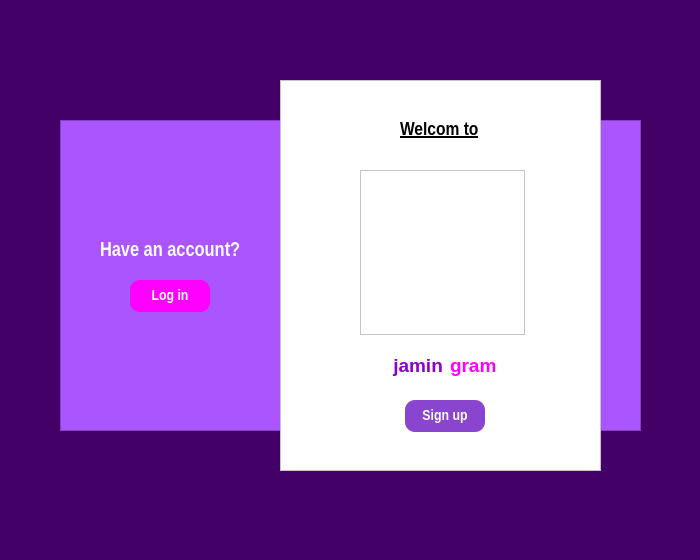
The window that jamin-gram/first_page.ui (raminLgh/jamin-gram) describes before a commit, drawn with Qt 5.
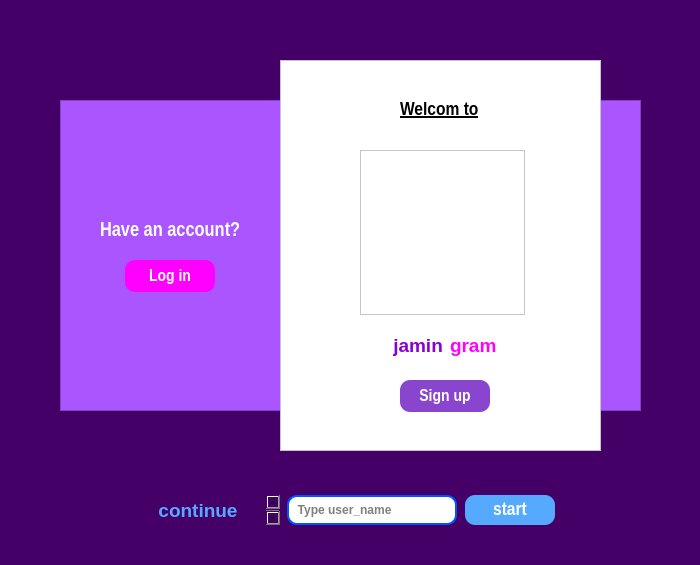
The same window after the commit. Icons and pictures are not drawn.

```diff
--- a/jamin-gram/first_page.ui
+++ b/jamin-gram/first_page.ui
@@ -7,19 +7,19 @@
     <x>0</x>
     <y>0</y>
     <width>700</width>
-    <height>560</height>
+    <height>565</height>
    </rect>
   </property>
   <property name="minimumSize">
    <size>
     <width>700</width>
-    <height>560</height>
+    <height>565</height>
    </size>
   </property>
   <property name="maximumSize">
    <size>
     <width>700</width>
-    <height>560</height>
+    <height>565</height>
    </size>
   </property>
   <property name="windowTitle">
@@ -37,14 +37,13 @@
     <property name="geometry">
      <rect>
       <x>60</x>
-      <y>120</y>
+      <y>100</y>
       <width>581</width>
       <height>311</height>
      </rect>
     </property>
     <property name="font">
      <font>
-      <weight>75</weight>
       <bold>true</bold>
      </font>
     </property>
@@ -63,7 +62,7 @@
     <property name="geometry">
      <rect>
       <x>280</x>
-      <y>80</y>
+      <y>60</y>
       <width>321</width>
       <height>391</height>
      </rect>
@@ -82,7 +81,7 @@
     <property name="geometry">
      <rect>
       <x>100</x>
-      <y>230</y>
+      <y>210</y>
       <width>141</width>
       <height>41</height>
      </rect>
@@ -91,7 +90,6 @@
      <font>
       <family>Arial Narrow</family>
       <pointsize>15</pointsize>
-      <weight>75</weight>
       <bold>true</bold>
      </font>
     </property>
@@ -107,17 +105,16 @@
    <widget class="QPushButton" name="login">
     <property name="geometry">
      <rect>
-      <x>130</x>
-      <y>280</y>
-      <width>80</width>
+      <x>125</x>
+      <y>260</y>
+      <width>90</width>
       <height>32</height>
      </rect>
     </property>
     <property name="font">
      <font>
       <family>Arial Narrow</family>
-      <pointsize>11</pointsize>
-      <weight>75</weight>
+      <pointsize>13</pointsize>
       <bold>true</bold>
      </font>
     </property>
@@ -141,7 +138,7 @@
     <property name="geometry">
      <rect>
       <x>400</x>
-      <y>120</y>
+      <y>100</y>
       <width>91</width>
       <height>20</height>
      </rect>
@@ -150,7 +147,6 @@
      <font>
       <family>Arial Narrow</family>
       <pointsize>14</pointsize>
-      <weight>75</weight>
       <bold>true</bold>
       <underline>true</underline>
      </font>
@@ -166,7 +162,7 @@
     <property name="geometry">
      <rect>
       <x>360</x>
-      <y>170</y>
+      <y>150</y>
       <width>165</width>
       <height>165</height>
      </rect>
@@ -185,17 +181,16 @@
    <widget class="QPushButton" name="signup">
     <property name="geometry">
      <rect>
-      <x>405</x>
-      <y>400</y>
-      <width>80</width>
+      <x>400</x>
+      <y>380</y>
+      <width>90</width>
       <height>32</height>
      </rect>
     </property>
     <property name="font">
      <font>
       <family>Arial Narrow</family>
-      <pointsize>11</pointsize>
-      <weight>75</weight>
+      <pointsize>13</pointsize>
       <bold>true</bold>
      </font>
     </property>
@@ -212,7 +207,7 @@
     <property name="geometry">
      <rect>
       <x>388</x>
-      <y>350</y>
+      <y>330</y>
       <width>63</width>
       <height>30</height>
      </rect>
@@ -220,7 +215,6 @@
     <property name="font">
      <font>
       <pointsize>14</pointsize>
-      <weight>75</weight>
       <bold>true</bold>
      </font>
     </property>
@@ -236,7 +230,7 @@
     <property name="geometry">
      <rect>
       <x>450</x>
-      <y>350</y>
+      <y>330</y>
       <width>61</width>
       <height>30</height>
      </rect>
@@ -244,7 +238,6 @@
     <property name="font">
      <font>
       <pointsize>14</pointsize>
-      <weight>75</weight>
       <bold>true</bold>
      </font>
     </property>
@@ -256,6 +249,97 @@
      <string>gram</string>
     </property>
    </widget>
+   <widget class="QLineEdit" name="offline">
+    <property name="geometry">
+     <rect>
+      <x>287</x>
+      <y>495</y>
+      <width>170</width>
+      <height>30</height>
+     </rect>
+    </property>
+    <property name="font">
+     <font>
+      <bold>true</bold>
+     </font>
+    </property>
+    <property name="toolTip">
+     <string>Type_channel_name</string>
+    </property>
+    <property name="styleSheet">
+     <string notr="true">QLineEdit{
+background-color : white;
+border:2px solid #0055ff;
+border-radius:10px;
+}
+QLineEdit:focus{
+border:2px solid #03dac6;
+}</string>
+    </property>
+    <property name="placeholderText">
+     <string>  Type user_name</string>
+    </property>
+   </widget>
+   <widget class="QTextEdit" name="textEdit_4">
+    <property name="geometry">
+     <rect>
+      <x>130</x>
+      <y>495</y>
+      <width>150</width>
+      <height>30</height>
+     </rect>
+    </property>
+    <property name="font">
+     <font>
+      <bold>true</bold>
+     </font>
+    </property>
+    <property name="cursor" stdset="0">
+     <cursorShape>PointingHandCursor</cursorShape>
+    </property>
+    <property name="styleSheet">
+     <string notr="true"/>
+    </property>
+    <property name="frameShape">
+     <enum>QFrame::NoFrame</enum>
+    </property>
+    <property name="readOnly">
+     <bool>true</bool>
+    </property>
+    <property name="html">
+     <string>&lt;!DOCTYPE HTML PUBLIC &quot;-//W3C//DTD HTML 4.0//EN&quot; &quot;http://www.w3.org/TR/REC-html40/strict.dtd&quot;&gt;
+&lt;html&gt;&lt;head&gt;&lt;meta name=&quot;qrichtext&quot; content=&quot;1&quot; /&gt;&lt;meta charset=&quot;utf-8&quot; /&gt;&lt;style type=&quot;text/css&quot;&gt;
+p, li { white-space: pre-wrap; }
+&lt;/style&gt;&lt;/head&gt;&lt;body style=&quot; font-family:'Segoe UI'; font-size:9pt; font-weight:700; font-style:normal;&quot;&gt;
+&lt;p align=&quot;center&quot; style=&quot; margin-top:0px; margin-bottom:0px; margin-left:0px; margin-right:0px; -qt-block-indent:0; text-indent:0px;&quot;&gt;&lt;span style=&quot; font-family:'MS Shell Dlg 2'; font-size:14pt; font-weight:600; color:#55aaff;&quot;&gt;continue&lt;/span&gt;&lt;span style=&quot; font-family:'MS Shell Dlg 2'; font-size:14pt; font-weight:600;&quot;&gt; &lt;/span&gt;&lt;span style=&quot; font-family:'MS Shell Dlg 2'; font-size:14pt; font-weight:600; color:#0000ff;&quot;&gt;offline&lt;/span&gt;&lt;/p&gt;&lt;/body&gt;&lt;/html&gt;</string>
+    </property>
+   </widget>
+   <widget class="QPushButton" name="addpb">
+    <property name="geometry">
+     <rect>
+      <x>465</x>
+      <y>495</y>
+      <width>90</width>
+      <height>30</height>
+     </rect>
+    </property>
+    <property name="font">
+     <font>
+      <family>Arial Narrow</family>
+      <pointsize>14</pointsize>
+      <bold>true</bold>
+     </font>
+    </property>
+    <property name="styleSheet">
+     <string notr="true">background-color: rgb(85, 170, 255);
+color: white;
+border-radius:10px;
+</string>
+    </property>
+    <property name="text">
+     <string>start</string>
+    </property>
+   </widget>
   </widget>
   <widget class="QMenuBar" name="menubar">
    <property name="geometry">
```
Left out of the diff: 6 changed lines with no effect on the pictures.
